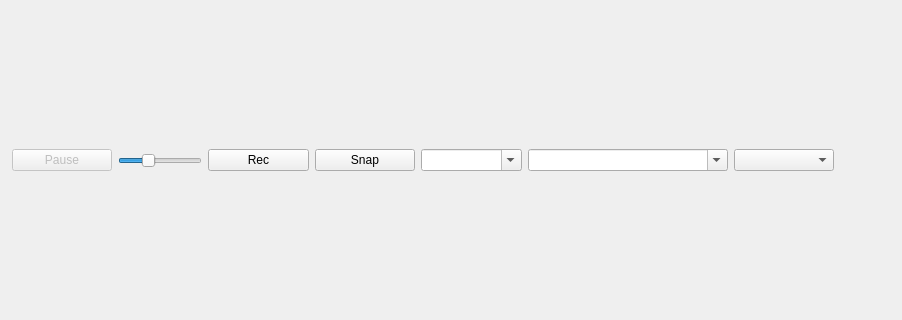
Qt form rtspwindow.ui (surfzoid/QtVsPlayer) before a commit; both pictures show x 0 to 902 and y 130 to 450 of the 1451 by 622 pixel window.
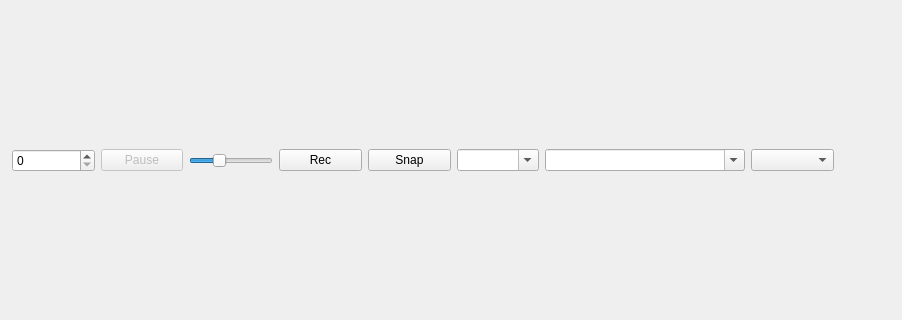
The same form after that commit. Icons and pictures are not drawn.

Commit message: NVR live view is ok

```diff
--- a/rtspwindow.ui
+++ b/rtspwindow.ui
@@ -94,6 +94,13 @@
      <bool>true</bool>
     </property>
     <layout class="QHBoxLayout" name="horizontalLayout_2">
+     <item>
+      <widget class="QSpinBox" name="spinBoxChannel">
+       <property name="maximum">
+        <number>999</number>
+       </property>
+      </widget>
+     </item>
      <item>
       <widget class="QPushButton" name="PauseBtn">
        <property name="enabled">
```
Left out of the diff: 2 changed lines with no effect on the pictures. The commit also changes 2 other files.
